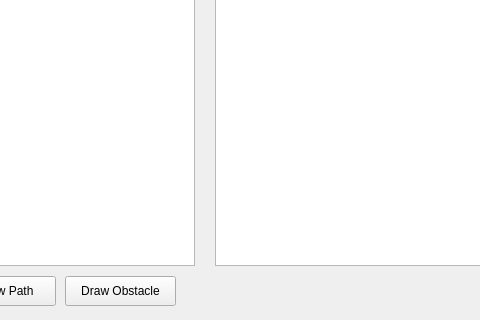
This is ui/path_track/path_tracking_simulator.ui in amogh1216/motion-planning as Qt 5 draws it before an edit; both pictures show x 315 to 795 and y 244 to 564 of the 1060 by 564 pixel window. The edited form follows.
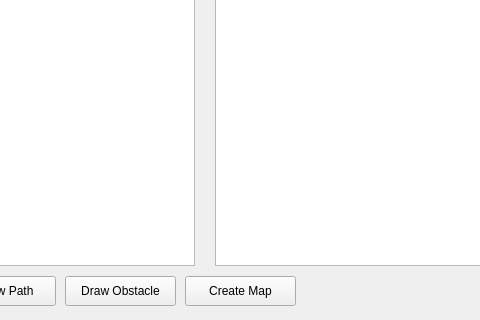
This is the edited form.

Commit message: [feat] 2d LiDAR SLAM (almost). create map ui feature starts robot mapping of environment - create_map_node: navigates robot obstacles, moves counterclockwise, turning when it can not move forward - ui accomodates node with a create map button - remove rviz from launch file, unnecessary when odom position can be viewed on ui - added launch file for map creation - misc: pure pursuit moves based on odom (not much diff) - notes: significant lidar angular drift causes mapping issues - todo: fix drift, cluster points to form map estimates

What changed in the file:
```diff
--- a/ui/path_track/path_tracking_simulator.ui
+++ b/ui/path_track/path_tracking_simulator.ui
@@ -149,6 +149,19 @@
     </rectf>
    </property>
   </widget>
+  <widget class="QPushButton" name="create_map_pushButton">
+   <property name="geometry">
+    <rect>
+     <x>500</x>
+     <y>520</y>
+     <width>111</width>
+     <height>30</height>
+    </rect>
+   </property>
+   <property name="text">
+    <string>Create Map</string>
+   </property>
+  </widget>
  </widget>
  <resources/>
  <connections>
```
The commit also changes 8 other files.
